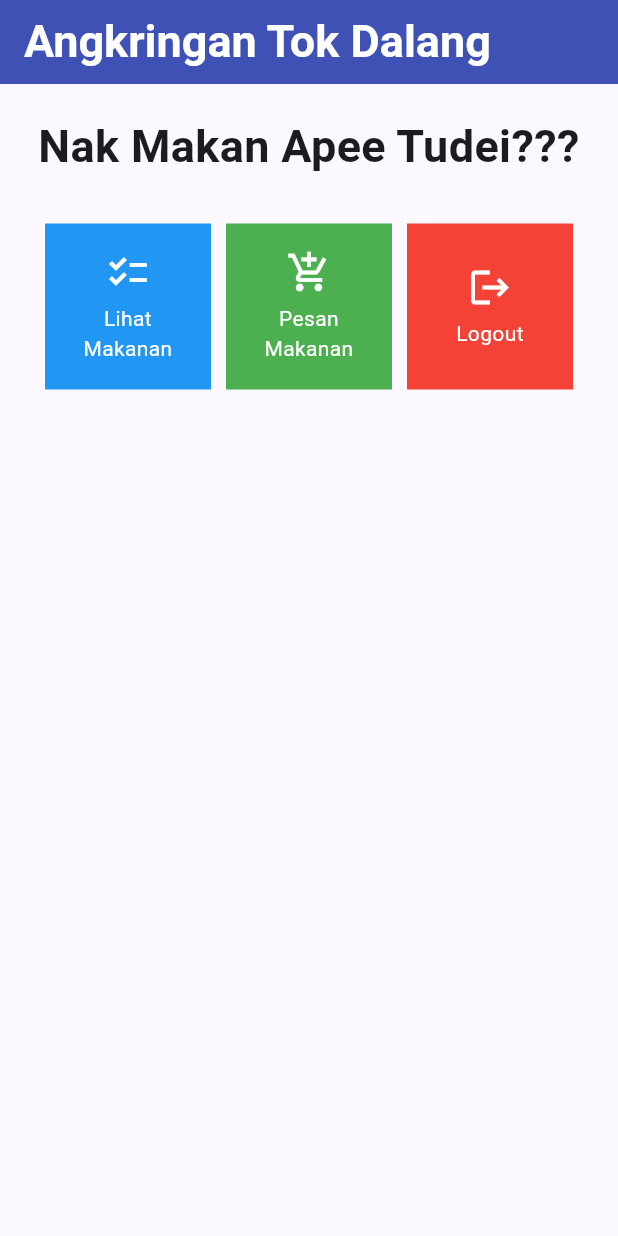
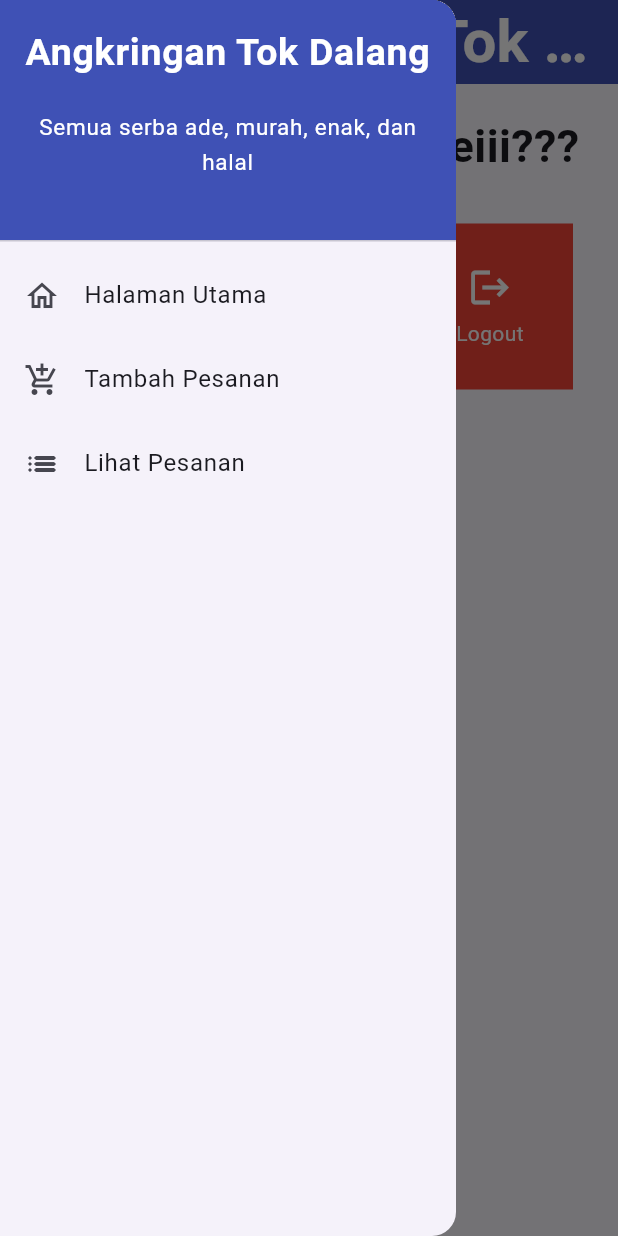
Before and after one commit to resandadezcaasyam/angkringan_tok_dalang, a Flutter app: the screen it shows after launch, with the side drawer open (before the commit the screen has no drawer), on a phone screen of 412 x 824 dp. Run offline on Flutter 3.47's test engine with Material 2 defaults, Android fonts, the light colour scheme and no system bars.

Commit message:
Selesai Tugas 8

```diff
--- a/lib/main.dart
+++ b/lib/main.dart
@@ -1,5 +1,5 @@
 import 'package:flutter/material.dart';
-import 'package:angkringan_tok_dalang/menu.dart';
+import 'package:angkringan_tok_dalang/screens/menu.dart';
 
 void main() {
   runApp(const MyApp());
--- a/lib/menu.dart
+++ /dev/null
@@ -1,135 +0,0 @@
-import 'package:flutter/material.dart';
-
-class ShopItem {
-  final String name;
-  final IconData icon;
-  final Color color;
-
-  ShopItem(this.name, this.icon, this.color);
-}
-
-class MyHomePage extends StatelessWidget {
-   MyHomePage({Key? key}) : super(key: key);
-   final List<ShopItem> items = [
-    ShopItem("Lihat Makanan", Icons.checklist, Colors.blue),
-    ShopItem("Pesan Makanan", Icons.add_shopping_cart, Colors.green),
-    ShopItem("Logout", Icons.logout, Colors.red),
-];
-  // This widget is the home page of your application. It is stateful, meaning
-  // that it has a State object (defined below) that contains fields that affect
-  // how it looks.
-
-  // This class is the configuration for the state. It holds the values (in this
-  // case the title) provided by the parent (in this case the App widget) and
-  // used by the build method of the State. Fields in a Widget subclass are
-  // always marked "final".
-
-
-
-  @override
-  Widget build(BuildContext context) {
-    // This method is rerun every time setState is called, for instance as done
-    // by the _incrementCounter method above.
-    //
-    // The Flutter framework has been optimized to make rerunning build methods
-    // fast, so that you can just rebuild anything that needs updating rather
-    // than having to individually change instances of widgets.
-    return Scaffold(
-      appBar: AppBar(
-        backgroundColor: Colors.indigo,
-        title: const Text(
-          'Angkringan Tok Dalang',
-          textAlign: TextAlign.center,
-          style: TextStyle(
-            fontSize: 30,
-            fontWeight: FontWeight.bold,
-            color: Colors.white
-          ),
-        ),
-      ),
-      body: SingleChildScrollView(
-        // Widget wrapper yang dapat discroll
-        child: Padding(
-          padding: const EdgeInsets.all(10.0), // Set padding dari halaman
-          child: Column(
-            // Widget untuk menampilkan children secara vertikal
-            children: <Widget>[
-              const Padding(
-                padding: EdgeInsets.only(top: 10.0, bottom: 10.0),
-                // Widget Text untuk menampilkan tulisan dengan alignment center dan style yang sesuai
-                child: Text(
-                  'Nak Makan Apee Tudei???', // Text yang menandakan toko
-                  textAlign: TextAlign.center,
-                  style: TextStyle(
-                    fontSize: 30,
-                    fontWeight: FontWeight.bold,
-                  ),
-                ),
-              ),
-              // Grid layout
-              GridView.count(
-                // Container pada card kita.
-                primary: true,
-                padding: const EdgeInsets.all(20),
-                crossAxisSpacing: 10,
-                mainAxisSpacing: 10,
-                crossAxisCount: 3,
-                shrinkWrap: true,
-                children: items.map((ShopItem item) {
-                  // Iterasi untuk setiap item
-                  return ShopCard(item);
-                }).toList(),
-              ),
-            ],
-          ),
-        ),
-      ),
-    );
-  }
-}
-
-
-class ShopCard extends StatelessWidget {
-  final ShopItem item;
-
-  const ShopCard(this.item, {super.key}); // Constructor
-
-  @override
-  Widget build(BuildContext context) {
-    return Material(
-      color: item.color,
-      child: InkWell(
-        // Area responsive terhadap sentuhan
-        onTap: () {
-          // Memunculkan SnackBar ketika diklik
-          ScaffoldMessenger.of(context)
-            ..hideCurrentSnackBar()
-            ..showSnackBar(SnackBar(
-                content: Text("Kamu telah menekan tombol ${item.name}!")));
-        },
-        child: Container(
-          // Container untuk menyimpan Icon dan Text
-          padding: const EdgeInsets.all(8),
-          child: Center(
-            child: Column(
-              mainAxisAlignment: MainAxisAlignment.center,
-              children: [
-                Icon(
-                  item.icon,
-                  color: Colors.white,
-                  size: 30.0,
-                ),
-                const Padding(padding: EdgeInsets.all(3)),
-                Text(
-                  item.name,
-                  textAlign: TextAlign.center,
-                  style: const TextStyle(color: Colors.white),
-                ),
-              ],
-            ),
-          ),
-        ),
-      ),
-    );
-  }
-}
--- /dev/null
+++ b/lib/screens/menu.dart
@@ -0,0 +1,91 @@
+import 'package:angkringan_tok_dalang/widgets/left_drawer.dart';
+import 'package:angkringan_tok_dalang/widgets/shop_card.dart';
+import 'package:flutter/material.dart';
+
+
+
+class ShopItem {
+  final String name;
+  final IconData icon;
+  final Color color;
+
+  ShopItem(this.name, this.icon, this.color);
+}
+class MyHomePage extends StatelessWidget {
+    MyHomePage({Key? key}) : super(key: key);
+    final List<ShopItem> items = [
+    ShopItem("Lihat Pesanan", Icons.checklist, Colors.blue),
+    ShopItem("Tambah Pesanan", Icons.add_shopping_cart,  Colors.green),
+    ShopItem("Logout", Icons.logout,  Colors.red),
+];
+    @override
+    Widget build(BuildContext context) {
+      return Scaffold(
+        appBar: AppBar(
+          centerTitle: true,
+          title: const Text(
+            'Angkringan Tok Dalang',
+          ),
+          backgroundColor: Colors.indigo,
+          foregroundColor: Colors.white,
+          titleTextStyle:  const TextStyle(
+            fontSize: 40,
+            fontWeight: FontWeight.bold,
+            color: Colors.white,
+          )
+        ),
+        // Masukkan drawer sebagai parameter nilai drawer dari widget Scaffold
+        drawer: const LeftDrawer(),
+      body: SingleChildScrollView(
+        // Widget wrapper yang dapat discroll
+        child: Padding(
+          padding: const EdgeInsets.all(10.0), // Set padding dari halaman
+          child: Column(
+            // Widget untuk menampilkan children secara vertikal
+            children: <Widget>[
+              const Padding(
+                padding: EdgeInsets.only(top: 10.0, bottom: 10.0),
+                // Widget Text untuk menampilkan tulisan dengan alignment center dan style yang sesuai
+                child: Text(
+                  'Nak Makan Apa Tudeiii???', // Text yang menandakan toko
+                  textAlign: TextAlign.center,
+                  style: TextStyle(
+                    fontSize: 30,
+                    fontWeight: FontWeight.bold,
+                  ),
+                ),
+              ),
+              // Grid layout
+              GridView.count(
+                // Container pada card kita.
+                primary: true,
+                padding: const EdgeInsets.all(20),
+                crossAxisSpacing: 10,
+                mainAxisSpacing: 10,
+                crossAxisCount: 3,
+                shrinkWrap: true,
+                children: items.map((ShopItem item) {
+                  // Iterasi untuk setiap item
+                  return ShopCard(item);
+                }).toList(),
+              ),
+            ],
+          ),
+        ),
+      ),
+    );
+    }
+}
+// class _MyHomePageState extends State<MyHomePage> {
+//   int _counter = 0;
+
+//   void _incrementCounter() {
+//     setState(() {
+//       // This call to setState tells the Flutter framework that something has
+//       // changed in this State, which causes it to rerun the build method below
+//       // so that the display can reflect the updated values. If we changed
+//       // _counter without calling setState(), then the build method would not be
+//       // called again, and so nothing would appear to happen.
+//       _counter++;
+//     });
+//   }}
--- /dev/null
+++ b/lib/widgets/left_drawer.dart
@@ -0,0 +1,93 @@
+
+import 'package:angkringan_tok_dalang/screens/product_list.dart';
+import 'package:flutter/material.dart';
+import 'package:angkringan_tok_dalang/screens/menu.dart';
+// TODO: Impor halaman ShopFormPage jika sudah dibuat
+import 'package:angkringan_tok_dalang/screens/shoplist_form.dart';
+
+class LeftDrawer extends StatelessWidget {
+  const LeftDrawer({super.key});
+
+  @override
+  Widget build(BuildContext context) {
+    return Drawer(
+      child: ListView(
+        children: [
+          const DrawerHeader(
+            decoration: BoxDecoration(
+              color: Colors.indigo,
+            ),
+            child: Column(
+              children: [
+                Text(
+                  'Angkringan Tok Dalang',
+                  textAlign: TextAlign.center,
+                  style: TextStyle(
+                    fontSize: 25,
+                    fontWeight: FontWeight.bold,
+                    color: Colors.white,
+                  ),
+                ),
+                Padding(padding: EdgeInsets.all(10)),
+                Text("Semua serba ade, murah, enak, dan halal",
+                    // TODO: Tambahkan gaya teks dengan center alignment, font ukuran 15, warna putih, dan weight biasa
+                    textAlign: TextAlign.center,
+                    style: TextStyle(
+                      fontSize: 15,
+                      color: Colors.white,
+                      fontWeight: FontWeight.normal,
+                      )
+                ),
+              ],
+            ),
+          ),
+          // TODO: Bagian routing
+            ListTile(
+              leading: const Icon(Icons.home_outlined),
+              title: const Text('Halaman Utama'),
+              // Bagian redirection ke MyHomePage
+              onTap: () {
+                Navigator.pushReplacement(
+                    context,
+                    MaterialPageRoute(
+                      builder: (context) => MyHomePage(),
+                    ));
+              },
+            ),
+            ListTile(
+              leading: const Icon(Icons.add_shopping_cart),
+              title: const Text('Tambah Pesanan'),
+              // Bagian redirection ke ShopFormPage
+              onTap: () {
+                /*
+                TODO: Buatlah routing ke ShopFormPage di sini,
+                setelah halaman ShopFormPage sudah dibuat.
+                */
+                Navigator.pushReplacement(
+                    context,
+                    MaterialPageRoute(
+                      builder: (context) => const ShopFormPage(),
+                    ));
+            },
+          ),
+            ListTile(
+              leading: const Icon(Icons.list_rounded),
+              title: const Text('Lihat Pesanan'),
+              // Bagian redirection ke ShopFormPage
+              onTap: () {
+                /*
+                TODO: Buatlah routing ke ShopFormPage di sini,
+                setelah halaman ShopFormPage sudah dibuat.
+                */
+                Navigator.pushReplacement(
+                    context,
+                    MaterialPageRoute(
+                      builder: (context) => ProductListWidget(), //Tambah Disi
+                    ));
+            },
+          ),
+        ],
+      ),
+    );
+  }
+}
--- /dev/null
+++ b/lib/widgets/shop_card.dart
@@ -0,0 +1,63 @@
+import 'package:angkringan_tok_dalang/screens/menu.dart';
+import 'package:angkringan_tok_dalang/screens/product_list.dart';
+import 'package:angkringan_tok_dalang/screens/shoplist_form.dart';
+import 'package:flutter/material.dart';
+import 'package:flutter/services.dart';
+
+class ShopCard extends StatelessWidget {
+  final ShopItem item;
+
+  const ShopCard(this.item, {super.key}); // Constructor
+
+  @override
+  Widget build(BuildContext context) {
+    return Material(
+      color: item.color,
+      child: InkWell(
+        // Area responsif terhadap sentuhan
+        onTap: () {
+          // Memunculkan SnackBar ketika diklik
+          ScaffoldMessenger.of(context)
+            ..hideCurrentSnackBar()
+            ..showSnackBar(SnackBar(
+                content: Text("Kamu telah menekan tombol ${item.name}!")));
+
+          // Navigate ke route yang sesuai (tergantung jenis tombol)
+          if (item.name == "Tambah Pesanan") {
+            // TODO: Gunakan Navigator.push untuk melakukan navigasi ke MaterialPageRoute yang mencakup ShopFormPage.
+            Navigator.push(context,
+              MaterialPageRoute(builder: (context) => const ShopFormPage()));
+          } else if (item.name == "Lihat Pesanan") {
+            Navigator.push(context,
+              MaterialPageRoute(builder: (context) => ProductListWidget()));
+          } else if (item.name == "Logout") {
+            SystemNavigator.pop();
+          }
+
+        },
+        child: Container(
+          // Container untuk menyimpan Icon dan Text
+          padding: const EdgeInsets.all(8),
+          child: Center(
+            child: Column(
+              mainAxisAlignment: MainAxisAlignment.center,
+              children: [
+                Icon(
+                  item.icon,
+                  color: Colors.white,
+                  size: 30.0,
+                ),
+                const Padding(padding: EdgeInsets.all(3)),
+                Text(
+                  item.name,
+                  textAlign: TextAlign.center,
+                  style: const TextStyle(color: Colors.white),
+                ),
+              ],
+            ),
+          ),
+        ),
+      ),
+    );
+  }
+}
```
Also changed, not shown: lib/screens/product_list.dart (added, +60 -0 lines), lib/screens/shoplist_form.dart (added, +185 -0 lines), 1 other file.
